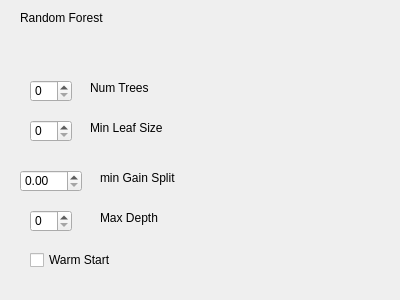
Old version of the form src/WhiskerToolbox/ML_Widget/ML_Random_Forest_Widget/ML_Random_Forest_Widget.ui in the repository paulmthompson/WhiskerToolbox.
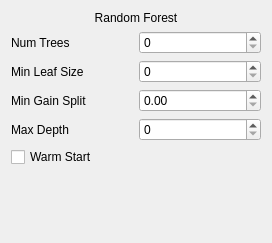
New version of the form.

Commit message: better ui layout for machine learning widget

```diff
--- a/src/WhiskerToolbox/ML_Widget/ML_Random_Forest_Widget/ML_Random_Forest_Widget.ui
+++ b/src/WhiskerToolbox/ML_Widget/ML_Random_Forest_Widget/ML_Random_Forest_Widget.ui
@@ -6,131 +6,101 @@
    <rect>
     <x>0</x>
     <y>0</y>
-    <width>400</width>
-    <height>300</height>
+    <width>272</width>
+    <height>243</height>
    </rect>
   </property>
   <property name="windowTitle">
    <string>Form</string>
   </property>
+  <layout class="QVBoxLayout" name="verticalLayout">
+   <item>
   <widget class="QLabel" name="label">
-   <property name="geometry">
-    <rect>
-     <x>20</x>
-     <y>10</y>
-     <width>161</width>
-     <height>16</height>
-    </rect>
-   </property>
    <property name="text">
     <string>Random Forest</string>
    </property>
-  </widget>
-  <widget class="QSpinBox" name="spinBox">
-   <property name="geometry">
-    <rect>
-     <x>30</x>
-     <y>80</y>
-     <width>42</width>
-     <height>22</height>
-    </rect>
-   </property>
-  </widget>
+     <property name="alignment">
+      <set>Qt::AlignmentFlag::AlignCenter</set>
+     </property>
+    </widget>
+   </item>
+   <item>
+    <layout class="QHBoxLayout" name="horizontalLayout">
+     <item>
   <widget class="QLabel" name="label_2">
-   <property name="geometry">
-    <rect>
-     <x>90</x>
-     <y>80</y>
-     <width>81</width>
-     <height>16</height>
-    </rect>
-   </property>
    <property name="text">
     <string>Num Trees</string>
    </property>
   </widget>
-  <widget class="QSpinBox" name="spinBox_2">
-   <property name="geometry">
-    <rect>
-     <x>30</x>
-     <y>120</y>
-     <width>42</width>
-     <height>22</height>
-    </rect>
-   </property>
-  </widget>
+     </item>
+     <item>
+      <widget class="QSpinBox" name="spinBox"/>
+     </item>
+    </layout>
+   </item>
+   <item>
+    <layout class="QHBoxLayout" name="horizontalLayout_2">
+     <item>
   <widget class="QLabel" name="label_3">
-   <property name="geometry">
-    <rect>
-     <x>90</x>
-     <y>120</y>
-     <width>91</width>
-     <height>16</height>
-    </rect>
-   </property>
    <property name="text">
     <string>Min Leaf Size</string>
    </property>
   </widget>
-  <widget class="QDoubleSpinBox" name="doubleSpinBox">
-   <property name="geometry">
-    <rect>
-     <x>20</x>
-     <y>170</y>
-     <width>62</width>
-     <height>22</height>
-    </rect>
-   </property>
-  </widget>
+     </item>
+     <item>
+      <widget class="QSpinBox" name="spinBox_2"/>
+     </item>
+    </layout>
+   </item>
+   <item>
+    <layout class="QHBoxLayout" name="horizontalLayout_3">
+     <item>
   <widget class="QLabel" name="label_4">
-   <property name="geometry">
-    <rect>
-     <x>100</x>
-     <y>170</y>
-     <width>111</width>
-     <height>16</height>
-    </rect>
-   </property>
    <property name="text">
-    <string>min Gain Split</string>
-   </property>
-  </widget>
+        <string>Min Gain Split</string>
+       </property>
+      </widget>
+     </item>
+     <item>
+      <widget class="QDoubleSpinBox" name="doubleSpinBox"/>
+     </item>
+    </layout>
+   </item>
+   <item>
+    <layout class="QHBoxLayout" name="horizontalLayout_4">
+     <item>
   <widget class="QLabel" name="label_5">
-   <property name="geometry">
-    <rect>
-     <x>100</x>
-     <y>210</y>
-     <width>91</width>
-     <height>16</height>
-    </rect>
-   </property>
    <property name="text">
     <string>Max Depth</string>
    </property>
   </widget>
-  <widget class="QSpinBox" name="spinBox_3">
-   <property name="geometry">
-    <rect>
-     <x>30</x>
-     <y>210</y>
-     <width>42</width>
-     <height>22</height>
-    </rect>
-   </property>
-  </widget>
+     </item>
+     <item>
+      <widget class="QSpinBox" name="spinBox_3"/>
+     </item>
+    </layout>
+   </item>
+   <item>
   <widget class="QCheckBox" name="checkBox">
-   <property name="geometry">
-    <rect>
-     <x>30</x>
-     <y>250</y>
-     <width>111</width>
-     <height>20</height>
-    </rect>
-   </property>
    <property name="text">
     <string>Warm Start</string>
    </property>
   </widget>
+   </item>
+   <item>
+    <spacer name="verticalSpacer">
+     <property name="orientation">
+      <enum>Qt::Orientation::Vertical</enum>
+     </property>
+     <property name="sizeHint" stdset="0">
+      <size>
+       <width>20</width>
+       <height>40</height>
+      </size>
+     </property>
+    </spacer>
+   </item>
+  </layout>
  </widget>
  <resources/>
  <connections/>
```
Lines whose indentation alone changed are shown as unchanged. The commit also changes 7 other files.
